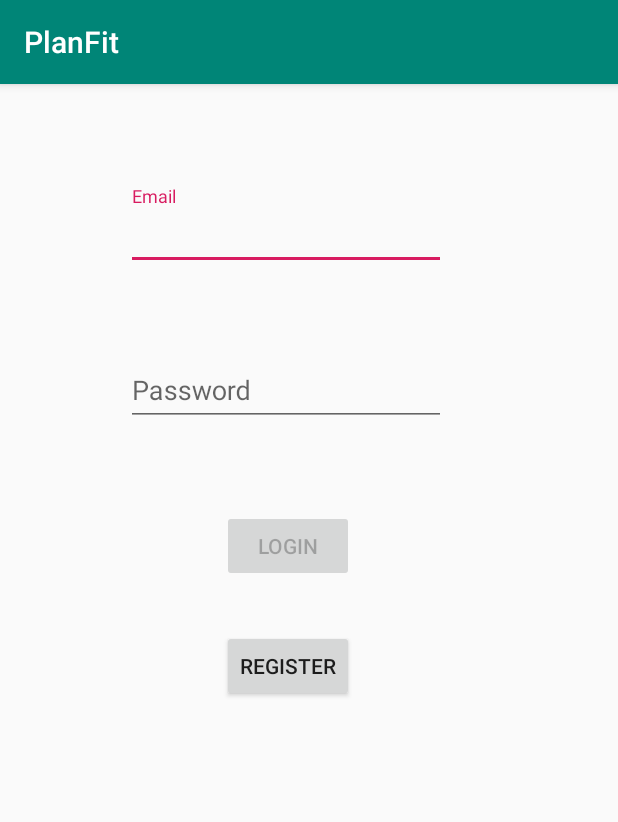
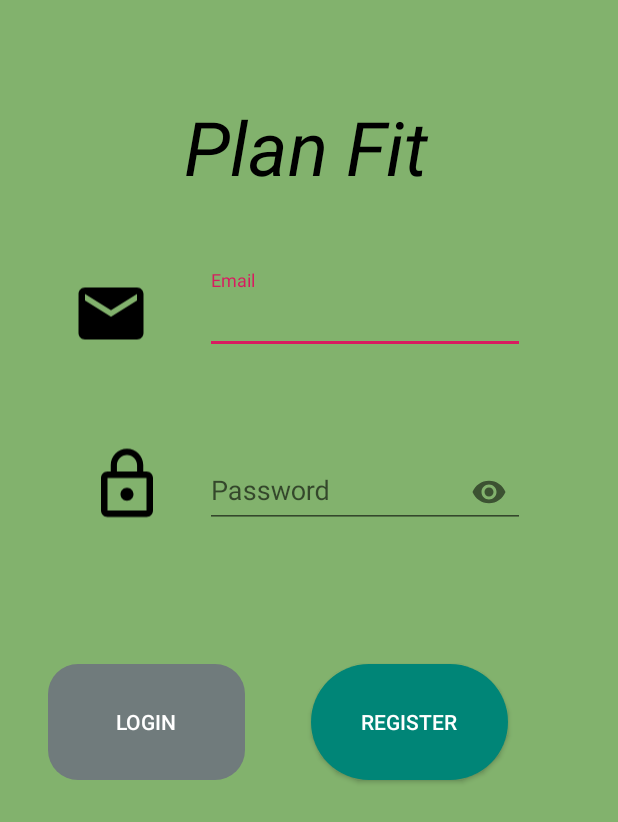
Before and after one commit to Davidgimenez1997/PlanFit, an Android app: the screen it shows after launch (FirstActivity), on a phone screen of 412 x 824 dp. Shown: the top 822 px of the screen. Run offline under Robolectric (Android 15) with nearby library versions, the phone set to English and light mode, and no system bars; our stand-ins replace Firebase (no records; nobody signed in at launch, a user with empty details on screens opened directly).

Commit message:
Login fragment diseño

```diff
--- a/app/src/main/AndroidManifest.xml
+++ b/app/src/main/AndroidManifest.xml
@@ -1,6 +1,8 @@
 <?xml version="1.0" encoding="utf-8"?>
 <manifest xmlns:android="http://schemas.android.com/apk/res/android"
           package="com.utad.david.planfit">
+
+    <uses-permission android:name="android.permission.INTERNET"></uses-permission>
 
     <application
             android:allowBackup="true"
--- a/app/src/main/java/com/utad/david/planfit/Activitys/FirstActivity.java
+++ b/app/src/main/java/com/utad/david/planfit/Activitys/FirstActivity.java
@@ -4,6 +4,8 @@ import android.os.AsyncTask;
 import android.support.v4.app.FragmentTransaction;
 import android.support.v7.app.AppCompatActivity;
 import android.os.Bundle;
+import android.view.Window;
+import android.view.WindowManager;
 import com.utad.david.planfit.Fragments.LoginFragment;
 import com.utad.david.planfit.Fragments.RegisterDetailsFragmet;
 import com.utad.david.planfit.Fragments.RegisterFragment;
@@ -31,6 +33,7 @@ public class FirstActivity extends AppCompatActivity implements LoginFragment.On
             getSupportFragmentManager().beginTransaction()
                     .add(R.id.frameLayout_FirstActivity, loginFragment).commit();
         }
+
     }
 
     @Override
--- a/app/src/main/java/com/utad/david/planfit/Fragments/LoginFragment.java
+++ b/app/src/main/java/com/utad/david/planfit/Fragments/LoginFragment.java
@@ -5,6 +5,7 @@ import android.content.DialogInterface;
 import android.content.Intent;
 import android.os.Bundle;
 import android.support.v4.app.Fragment;
+import android.support.v4.app.FragmentTransaction;
 import android.support.v7.app.AlertDialog;
 import android.text.Editable;
 import android.text.TextWatcher;
@@ -79,7 +80,7 @@ public class LoginFragment extends Fragment implements FirebaseAdmin.FirebaseAdm
                 if (mListener!=null){
                     SessionUser.getInstance().user.setEmail(emailLogin.getText().toString());
                     SessionUser.getInstance().user.setPassword(passwordLogin.getText().toString());
-                    mListener.clickButtonLogin(emailLogin.getText().toString(),passwordLogin.getText().toString());
+                    mListener.clickButtonLogin(emailLogin.getText().toString().trim(),passwordLogin.getText().toString().trim());
                 }
             }
         });
@@ -173,26 +174,24 @@ public class LoginFragment extends Fragment implements FirebaseAdmin.FirebaseAdm
             startActivity(intent);
             getActivity().finish();
         } else {
-            Toast.makeText(getContext(), "Login Fail", Toast.LENGTH_LONG).show();
-            errorSingInRegister("Login Fail");
+            errorSingInRegister(getString(R.string.err_login_fail));
         }
-        Log.d("InfoUser", "Email: " + SessionUser.getInstance().user.getEmail() +
-                " FullName: " + SessionUser.getInstance().user.getFullName() +
-                " NickName: " + SessionUser.getInstance().user.getNickName() +
-                " StringImg: " + SessionUser.getInstance().user.getImgUser());
     }
 
+    //Metodo que crea un dialogo de alerta cuando falla el inicio de Sesion con Firebase
     private void errorSingInRegister(String title){
         if(mListener!=null){
-            final AlertDialog.Builder builder = new AlertDialog.Builder(getContext());
+            AlertDialog.Builder builder = new AlertDialog.Builder(getContext());
             builder.setMessage(title)
-                    .setPositiveButton("Ok", new DialogInterface.OnClickListener() {
+                    .setPositiveButton(R.string.info_dialog_err, new DialogInterface.OnClickListener() {
                         public void onClick(DialogInterface dialog, int id) {
-                            emailLogin.setText("");
-                            passwordLogin.setText("");
+                            RegisterFragment registerFragment = new RegisterFragment();
+                            FragmentTransaction transaction = getFragmentManager().beginTransaction();
+                            transaction.replace(R.id.frameLayout_FirstActivity, registerFragment);
+                            transaction.addToBackStack(null);
+                            transaction.commit();
                         }
                     });
-            // Create the AlertDialog object and return it
             builder.create();
             builder.show();
         }
@@ -200,7 +199,7 @@ public class LoginFragment extends Fragment implements FirebaseAdmin.FirebaseAdm
 
     @Override
     public void registerWithEmailAndPassword(boolean end) {
-
+        //Metodo implementado pero no se usa
     }
 
     public interface OnFragmentInteractionListener {
--- /dev/null
+++ b/app/src/main/res/drawable/button_selector.xml
@@ -0,0 +1,10 @@
+<?xml version="1.0" encoding="utf-8"?>
+<selector xmlns:android="http://schemas.android.com/apk/res/android">
+    <item android:drawable="@drawable/button_shape_enable"
+          android:state_pressed="true"
+    />
+
+    <item android:drawable="@drawable/button_shape_disable" android:state_enabled="false" />
+    <!-- default state-->
+    <item android:drawable="@drawable/button_shape"/>
+</selector>
--- /dev/null
+++ b/app/src/main/res/drawable/button_shape.xml
@@ -0,0 +1,17 @@
+<shape xmlns:android="http://schemas.android.com/apk/res/android">
+    <corners
+            android:radius="50dp"
+    /><solid
+        android:color="@color/colorPrimary"
+/>
+
+    <stroke
+            android:color="@color/colorPrimaryDark"
+    />
+
+    <size
+            android:width="105dp"
+            android:height="40dp"
+    />
+
+</shape>
--- /dev/null
+++ b/app/src/main/res/drawable/button_shape_disable.xml
@@ -0,0 +1,17 @@
+<?xml version="1.0" encoding="utf-8"?>
+<shape xmlns:android="http://schemas.android.com/apk/res/android">
+    <corners
+            android:radius="20dp"
+    /><solid
+        android:color="@color/disable_button"
+/>
+
+    <stroke
+            android:color="@color/disable_button"
+    />
+
+    <size
+            android:width="105dp"
+            android:height="40dp"
+    />
+</shape>
--- /dev/null
+++ b/app/src/main/res/drawable/button_shape_enable.xml
@@ -0,0 +1,18 @@
+<?xml version="1.0" encoding="utf-8"?>
+<shape xmlns:android="http://schemas.android.com/apk/res/android">
+    <corners
+            android:radius="20dp"
+    /><solid
+        android:color="@color/button_selected"
+/>
+
+    <stroke
+            android:color="@color/button_selected"
+            android:width="2dp"
+    />
+
+    <size
+            android:width="105dp"
+            android:height="40dp"
+    />
+</shape>
--- /dev/null
+++ b/app/src/main/res/drawable/icon_email.xml
@@ -0,0 +1,9 @@
+<vector xmlns:android="http://schemas.android.com/apk/res/android"
+        android:width="24dp"
+        android:height="24dp"
+        android:viewportWidth="24.0"
+        android:viewportHeight="24.0">
+    <path
+        android:fillColor="#FF000000"
+        android:pathData="M20,4L4,4c-1.1,0 -1.99,0.9 -1.99,2L2,18c0,1.1 0.9,2 2,2h16c1.1,0 2,-0.9 2,-2L22,6c0,-1.1 -0.9,-2 -2,-2zM20,8l-8,5 -8,-5L4,6l8,5 8,-5v2z"/>
+</vector>
--- /dev/null
+++ b/app/src/main/res/drawable/iconn_password.xml
@@ -0,0 +1,9 @@
+<vector xmlns:android="http://schemas.android.com/apk/res/android"
+        android:width="24dp"
+        android:height="24dp"
+        android:viewportWidth="24.0"
+        android:viewportHeight="24.0">
+    <path
+        android:fillColor="#FF000000"
+        android:pathData="M12,17c1.1,0 2,-0.9 2,-2s-0.9,-2 -2,-2 -2,0.9 -2,2 0.9,2 2,2zM18,8h-1L17,6c0,-2.76 -2.24,-5 -5,-5S7,3.24 7,6v2L6,8c-1.1,0 -2,0.9 -2,2v10c0,1.1 0.9,2 2,2h12c1.1,0 2,-0.9 2,-2L20,10c0,-1.1 -0.9,-2 -2,-2zM8.9,6c0,-1.71 1.39,-3.1 3.1,-3.1s3.1,1.39 3.1,3.1v2L8.9,8L8.9,6zM18,20L6,20L6,10h12v10z"/>
+</vector>
--- a/app/src/main/res/layout/fragment_login.xml
+++ b/app/src/main/res/layout/fragment_login.xml
@@ -1,20 +1,38 @@
 <?xml version="1.0" encoding="utf-8"?>
-<FrameLayout xmlns:android="http://schemas.android.com/apk/res/android"
-             xmlns:app="http://schemas.android.com/apk/res-auto" xmlns:tools="http://schemas.android.com/tools"
-             android:layout_width="match_parent"
-             android:layout_height="match_parent"
-             tools:context=".Fragments.LoginFragment">
+<FrameLayout
+        xmlns:android="http://schemas.android.com/apk/res/android"
+        xmlns:app="http://schemas.android.com/apk/res-auto"
+        xmlns:tools="http://schemas.android.com/tools"
+        android:layout_width="match_parent"
+        android:layout_height="match_parent"
+        tools:context=".Fragments.LoginFragment">
 
     <android.support.constraint.ConstraintLayout
             android:layout_width="match_parent"
+            android:background="@color/backgroud_screen_login"
             android:layout_height="match_parent">
 
+        <ImageView
+                android:src="@drawable/icon_email"
+                android:layout_width="52dp"
+                android:layout_height="58dp"
+                android:id="@+id/imageView2"
+                app:layout_constraintEnd_toStartOf="@+id/textInputLayout"
+                android:layout_marginEnd="8dp"
+                app:layout_constraintStart_toStartOf="parent"
+                android:layout_marginStart="8dp"
+                android:layout_marginTop="180dp"
+                app:layout_constraintTop_toTopOf="parent"
+                app:layout_constraintHorizontal_bias="0.585"/>
+
         <android.support.design.widget.TextInputLayout
-                android:layout_width="wrap_content"
-                android:layout_height="wrap_content"
-                android:layout_marginTop="68dp"
-                app:layout_constraintTop_toTopOf="parent" app:layout_constraintStart_toStartOf="parent"
-                android:layout_marginStart="84dp" android:id="@+id/textInputLayout">
+                android:layout_width="227dp"
+                android:layout_height="61dp"
+                android:layout_marginTop="180dp"
+                app:layout_constraintTop_toTopOf="parent"
+                android:id="@+id/textInputLayout"
+                app:layout_constraintEnd_toEndOf="parent"
+                android:layout_marginEnd="48dp">
 
             <EditText
                     android:layout_width="wrap_content"
@@ -25,12 +43,28 @@
                     android:id="@+id/emailLogin"/>
         </android.support.design.widget.TextInputLayout>
 
+        <ImageView
+                android:src="@drawable/iconn_password"
+                android:layout_width="52dp"
+                android:layout_height="58dp"
+                android:id="@+id/imageView3"
+                android:layout_marginTop="56dp"
+                app:layout_constraintTop_toBottomOf="@+id/imageView2"
+                app:layout_constraintEnd_toStartOf="@+id/textInputLayout2"
+                android:layout_marginEnd="24dp"
+                app:layout_constraintStart_toStartOf="parent"
+                android:layout_marginStart="8dp"
+                app:layout_constraintHorizontal_bias="0.96"/>
+
         <android.support.design.widget.TextInputLayout
-                android:layout_width="wrap_content"
-                android:layout_height="wrap_content"
-                android:layout_marginTop="48dp"
-                app:layout_constraintTop_toBottomOf="@+id/textInputLayout" app:layout_constraintStart_toStartOf="parent"
-                android:layout_marginStart="84dp" android:id="@+id/textInputLayout2">
+                android:layout_width="227dp"
+                android:layout_height="61dp"
+                app:passwordToggleEnabled="true"
+                app:layout_constraintEnd_toEndOf="parent"
+                android:layout_marginEnd="48dp"
+                android:id="@+id/textInputLayout2"
+                android:layout_marginTop="52dp"
+                app:layout_constraintTop_toBottomOf="@+id/textInputLayout">
 
             <EditText
                     android:layout_width="wrap_content"
@@ -43,20 +77,48 @@
 
         <Button
                 android:text="@string/login"
-                android:layout_width="wrap_content"
-                android:layout_height="wrap_content"
+                android:layout_width="131dp"
+                android:layout_height="77dp"
                 android:enabled="false"
                 android:id="@+id/buttonLogin"
-                android:layout_marginTop="56dp"
-                app:layout_constraintTop_toBottomOf="@+id/textInputLayout2" android:layout_marginStart="148dp"
-                app:layout_constraintStart_toStartOf="parent"/>
+                android:background="@drawable/button_selector"
+                android:textColor="@color/white"
+                android:layout_marginStart="32dp"
+                app:layout_constraintStart_toStartOf="parent"
+                android:layout_marginTop="88dp"
+                app:layout_constraintTop_toBottomOf="@+id/textInputLayout2"/>
+
         <Button
                 android:text="@string/register"
-                android:layout_width="wrap_content"
-                android:layout_height="wrap_content"
+                android:layout_width="131dp"
+                android:layout_height="77dp"
                 android:id="@+id/buttonRegister"
-                android:layout_marginTop="32dp"
-                app:layout_constraintTop_toBottomOf="@+id/buttonLogin" app:layout_constraintStart_toStartOf="parent"
-                android:layout_marginStart="148dp"/>
+                android:textColor="@color/white"
+                android:background="@drawable/button_selector"
+                app:layout_constraintStart_toEndOf="@+id/buttonLogin"
+                android:layout_marginStart="44dp"
+                android:layout_marginEnd="8dp"
+                app:layout_constraintEnd_toEndOf="parent"
+                app:layout_constraintHorizontal_bias="0.0"
+                android:layout_marginTop="88dp"
+                app:layout_constraintTop_toBottomOf="@+id/textInputLayout2"/>
+
+        <TextView
+                android:text="@string/name_app_display"
+                android:textStyle="italic"
+                android:textSize="50dp"
+                android:textAlignment="center"
+                android:textColor="@color/black"
+                android:layout_width="318dp"
+                android:layout_height="78dp"
+                android:id="@+id/textView"
+                android:layout_marginTop="64dp"
+                app:layout_constraintTop_toTopOf="parent"
+                app:layout_constraintStart_toStartOf="parent"
+                android:layout_marginStart="8dp"
+                app:layout_constraintEnd_toEndOf="parent"
+                android:layout_marginEnd="8dp"
+                app:layout_constraintHorizontal_bias="0.48"/>
+
     </android.support.constraint.ConstraintLayout>
 </FrameLayout>
--- a/app/src/main/res/values/colors.xml
+++ b/app/src/main/res/values/colors.xml
@@ -3,4 +3,13 @@
     <color name="colorPrimary">#008577</color>
     <color name="colorPrimaryDark">#00574B</color>
     <color name="colorAccent">#D81B60</color>
+
+    <color name="white">#FFFFFF</color>
+    <color name="black">#000000</color>
+
+    <color name="backgroud_screen_login">#82B26D</color>
+    <color name="background_button">#1070E3</color>
+
+    <color name="button_selected">#63110b</color>
+    <color name="disable_button">#707B7C</color>
 </resources>
--- a/app/src/main/res/values/strings.xml
+++ b/app/src/main/res/values/strings.xml
@@ -5,6 +5,10 @@
     <string name="login">Login</string>
     <string name="register">Register</string>
 
-    <string name="err_email">incorrect e-mail</string>
-    <string name="err_password">password must have 6 characters</string>
+    <string name="err_email">Email invalido</string>
+    <string name="err_password">Contraseña con mas de 6 caracteres</string>
+    <string name="err_login_fail">Usuario no encontrado, por favor Registrese</string>
+
+    <string name="name_app_display">Plan Fit</string>
+    <string name="info_dialog_err">Aceptar</string>
 </resources>
--- a/app/src/main/res/values/styles.xml
+++ b/app/src/main/res/values/styles.xml
@@ -1,7 +1,7 @@
 <resources>
 
     <!-- Base application theme. -->
-    <style name="AppTheme" parent="Theme.AppCompat.Light.DarkActionBar">
+    <style name="AppTheme" parent="Theme.AppCompat.Light.NoActionBar">
         <!-- Customize your theme here. -->
         <item name="colorPrimary">@color/colorPrimary</item>
         <item name="colorPrimaryDark">@color/colorPrimaryDark</item>
```
